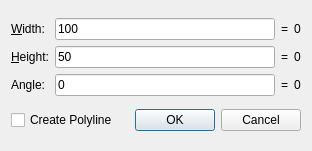
This is scripts/Draw/Shape/ShapeRectangleSize/ShapeRectangleSizeDialog.ui in qcad/qcad as Qt 5 draws it before an edit. The edited form follows.
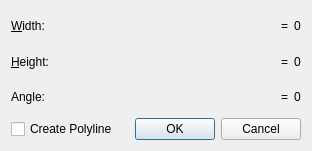
This is the edited form. Custom widgets are drawn as their Qt base class.

```diff
--- a/scripts/Draw/Shape/ShapeRectangleSize/ShapeRectangleSizeDialog.ui
+++ b/scripts/Draw/Shape/ShapeRectangleSize/ShapeRectangleSizeDialog.ui
@@ -24,8 +24,8 @@
       </widget>
      </item>
      <item row="2" column="1">
-      <widget class="RMathLineEdit" name="Angle">
-       <property name="text">
+      <widget class="RMathLineEdit" name="Angle" native="true">
+       <property name="text" stdset="0">
         <string notr="true">0</string>
        </property>
        <property name="angle" stdset="0">
@@ -54,8 +54,8 @@
       </widget>
      </item>
      <item row="0" column="1">
-      <widget class="RMathLineEdit" name="Width">
-       <property name="text">
+      <widget class="RMathLineEdit" name="Width" native="true">
+       <property name="text" stdset="0">
         <string notr="true">100</string>
        </property>
        <property name="DefaultFocus" stdset="0">
@@ -64,8 +64,8 @@
       </widget>
      </item>
      <item row="1" column="1">
-      <widget class="RMathLineEdit" name="Height">
-       <property name="text">
+      <widget class="RMathLineEdit" name="Height" native="true">
+       <property name="text" stdset="0">
         <string notr="true">50</string>
        </property>
       </widget>
@@ -158,8 +158,8 @@
  <customwidgets>
   <customwidget>
    <class>RMathLineEdit</class>
-   <extends>QLineEdit</extends>
-   <header>RMathLineEdit.h</header>
+   <extends>QWidget</extends>
+   <header>rmathlineedit.h</header>
   </customwidget>
  </customwidgets>
  <tabstops>
```
Left out of the diff: 12 changed lines with no effect on the pictures.
